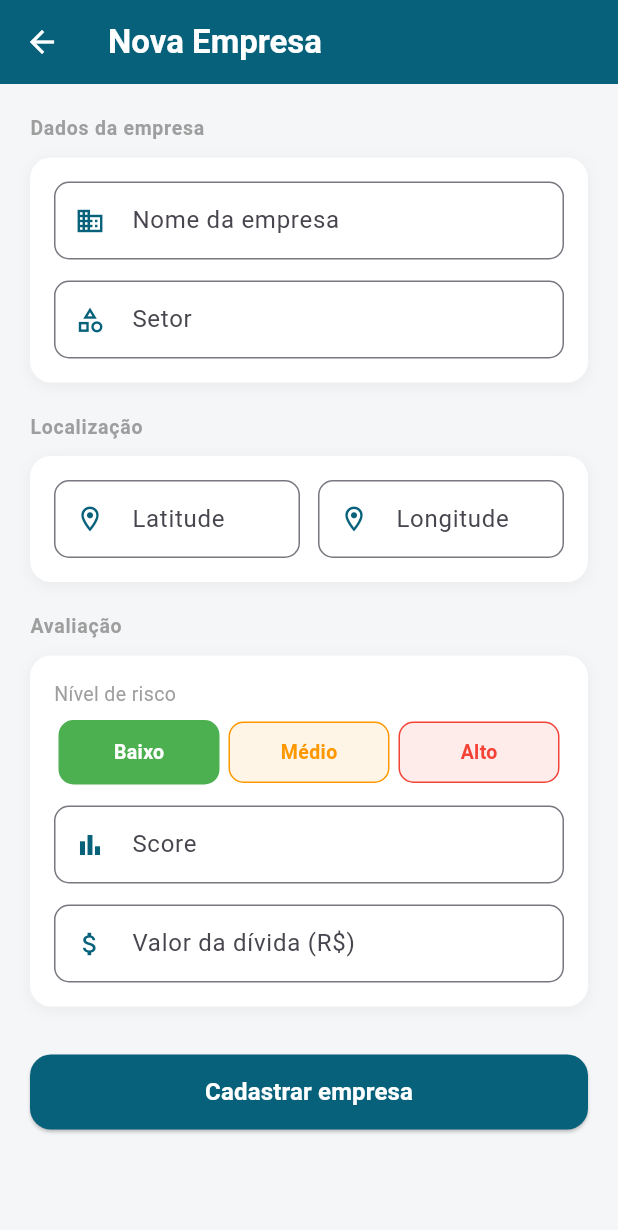
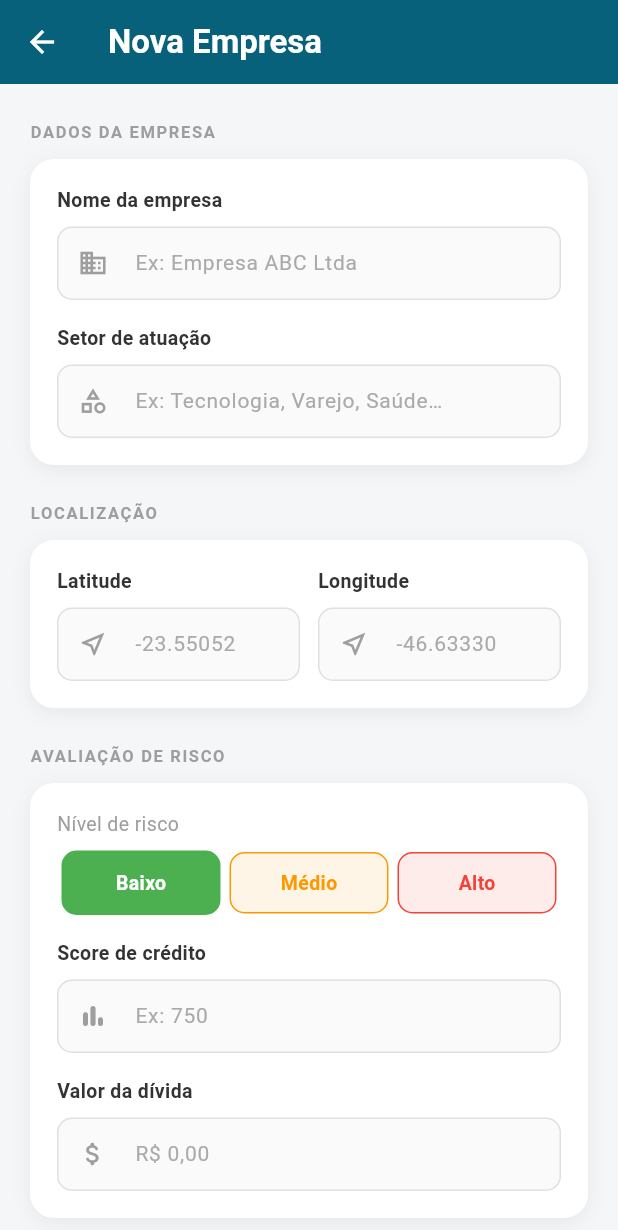
Before and after one commit to Kaio-Goes/dividaAqui, a Flutter app: the AddCompanyPage screen opened directly, on a phone screen of 412 x 824 dp. Shown: the top 1230 px of the screen. Run offline on Flutter 3.47's test engine with Material 3 defaults, Android fonts, the phone set to English and light mode, and no system bars; our stand-ins replace cloud_firestore, firebase_auth, firebase_core, flutter_dotenv, geolocator, google_maps_flutter and 1 more; accounts and stored records are empty; generated files the repository leaves out were written again.

Commit message:
Feature mask em money

```diff
--- a/lib/pages/admin/add_company_page.dart
+++ b/lib/pages/admin/add_company_page.dart
@@ -37,7 +37,8 @@ class _AddCompanyPageState extends State<AddCompanyPage> {
     _latCtrl = TextEditingController(text: c?.lat.toString() ?? '');
     _lngCtrl = TextEditingController(text: c?.lng.toString() ?? '');
     _scoreCtrl = TextEditingController(text: c?.score.toString() ?? '');
-    _debtCtrl = TextEditingController(text: c?.debtValue.toString() ?? '');
+    _debtCtrl = TextEditingController(
+        text: c != null ? _formatCurrencyValue(c.debtValue) : '');
     _riskLevel = c?.riskLevel ?? 1;
   }
 
@@ -59,7 +60,12 @@ class _AddCompanyPageState extends State<AddCompanyPage> {
       final lat = double.parse(_latCtrl.text.replaceAll(',', '.'));
       final lng = double.parse(_lngCtrl.text.replaceAll(',', '.'));
       final score = double.parse(_scoreCtrl.text.replaceAll(',', '.'));
-      final debt = double.parse(_debtCtrl.text.replaceAll(',', '.'));
+      final debt = double.parse(
+        _debtCtrl.text
+            .replaceAll('R\$ ', '')
+            .replaceAll('.', '')
+            .replaceAll(',', '.'),
+      );
 
       if (_isEditing) {
         await _service.updateCompany(
@@ -118,45 +124,76 @@ class _AddCompanyPageState extends State<AddCompanyPage> {
       body: Form(
         key: _formKey,
         child: ListView(
-          padding: const EdgeInsets.all(20),
+          padding: const EdgeInsets.fromLTRB(20, 24, 20, 40),
           children: [
-            _buildSection('Dados da empresa', [
+            // ── Dados da empresa ───────────────────────────────────────────
+            _sectionLabel('Dados da empresa'),
+            const SizedBox(height: 10),
+            _buildCard([
               _buildField(
                 controller: _nameCtrl,
                 label: 'Nome da empresa',
-                icon: Icons.business,
-                validator: (v) =>
-                    (v == null || v.trim().isEmpty) ? 'Informe o nome' : null,
+                hint: 'Ex: Empresa ABC Ltda',
+                icon: Icons.business_outlined,
+                autovalidate: true,
+                validator: (v) {
+                  if (v == null || v.trim().isEmpty) {
+                    return 'Informe o nome da empresa';
+                  }
+                  if (v.trim().length < 2) {
+                    return 'Nome muito curto (mín. 2 caracteres)';
+                  }
+                  return null;
+                },
               ),
-              const SizedBox(height: 14),
+              const SizedBox(height: 16),
               _buildField(
                 controller: _sectorCtrl,
-                label: 'Setor',
+                label: 'Setor de atuação',
+                hint: 'Ex: Tecnologia, Varejo, Saúde…',
                 icon: Icons.category_outlined,
-                validator: (v) =>
-                    (v == null || v.trim().isEmpty) ? 'Informe o setor' : null,
+                autovalidate: true,
+                validator: (v) {
+                  if (v == null || v.trim().isEmpty) {
+                    return 'Informe o setor de atuação';
+                  }
+                  if (v.trim().length < 2) {
+                    return 'Setor muito curto (mín. 2 caracteres)';
+                  }
+                  return null;
+                },
               ),
             ]),
-            const SizedBox(height: 20),
-            _buildSection('Localização', [
+
+            const SizedBox(height: 24),
+
+            // ── Localização ────────────────────────────────────────────────
+            _sectionLabel('Localização'),
+            const SizedBox(height: 10),
+            _buildCard([
               Row(
+                crossAxisAlignment: CrossAxisAlignment.start,
                 children: [
                   Expanded(
                     child: _buildField(
                       controller: _latCtrl,
                       label: 'Latitude',
-                      icon: Icons.location_on_outlined,
+                      hint: '-23.55052',
+                      icon: Icons.near_me_outlined,
                       keyboardType: const TextInputType.numberWithOptions(
                           decimal: true, signed: true),
                       inputFormatters: [
                         FilteringTextInputFormatter.allow(
                             RegExp(r'^-?\d*[,.]?\d*')),
                       ],
+                      autovalidate: true,
                       validator: (v) {
-                        if (v == null || v.trim().isEmpty) return 'Obrigatório';
+                        if (v == null || v.trim().isEmpty) {
+                          return 'Obrigatório';
+                        }
                         final d = double.tryParse(v.replaceAll(',', '.'));
-                        if (d == null) return 'Inválido';
-                        if (d < -90 || d > 90) return '-90 a 90';
+                        if (d == null) return 'Valor inválido';
+                        if (d < -90 || d > 90) return 'Entre -90 e 90';
                         return null;
                       },
                     ),
@@ -166,18 +203,22 @@ class _AddCompanyPageState extends State<AddCompanyPage> {
                     child: _buildField(
                       controller: _lngCtrl,
                       label: 'Longitude',
-                      icon: Icons.location_on_outlined,
+                      hint: '-46.63330',
+                      icon: Icons.near_me_outlined,
                       keyboardType: const TextInputType.numberWithOptions(
                           decimal: true, signed: true),
                       inputFormatters: [
                         FilteringTextInputFormatter.allow(
                             RegExp(r'^-?\d*[,.]?\d*')),
                       ],
+                      autovalidate: true,
                       validator: (v) {
-                        if (v == null || v.trim().isEmpty) return 'Obrigatório';
+                        if (v == null || v.trim().isEmpty) {
+                          return 'Obrigatório';
+                        }
                         final d = double.tryParse(v.replaceAll(',', '.'));
-                        if (d == null) return 'Inválido';
-                        if (d < -180 || d > 180) return '-180 a 180';
+                        if (d == null) return 'Valor inválido';
+                        if (d < -180 || d > 180) return 'Entre -180 e 180';
                         return null;
                       },
                     ),
@@ -185,58 +226,66 @@ class _AddCompanyPageState extends State<AddCompanyPage> {
                 ],
               ),
             ]),
-            const SizedBox(height: 20),
-            _buildSection('Avaliação', [
+
+            const SizedBox(height: 24),
+
+            // ── Avaliação ──────────────────────────────────────────────────
+            _sectionLabel('Avaliação de risco'),
+            const SizedBox(height: 10),
+            _buildCard([
               _buildRiskSelector(),
-              const SizedBox(height: 14),
+              const SizedBox(height: 16),
               _buildField(
                 controller: _scoreCtrl,
-                label: 'Score',
-                icon: Icons.bar_chart,
-                keyboardType: const TextInputType.numberWithOptions(
-                    decimal: true),
+                label: 'Score de crédito',
+                hint: 'Ex: 750',
+                icon: Icons.bar_chart_rounded,
+                keyboardType:
+                    const TextInputType.numberWithOptions(decimal: true),
                 inputFormatters: [
-                  FilteringTextInputFormatter.allow(
-                      RegExp(r'^\d*[,.]?\d*')),
+                  FilteringTextInputFormatter.allow(RegExp(r'^\d*[,.]?\d*')),
                 ],
+                autovalidate: true,
                 validator: (v) {
-                  if (v == null || v.trim().isEmpty) return 'Informe o score';
-                  if (double.tryParse(v.replaceAll(',', '.')) == null) {
-                    return 'Valor inválido';
+                  if (v == null || v.trim().isEmpty) {
+                    return 'Informe o score';
                   }
+                  final d = double.tryParse(v.replaceAll(',', '.'));
+                  if (d == null) return 'Valor inválido';
+                  if (d < 0) return 'Score não pode ser negativo';
+                  if (d > 1000) return 'Score máximo é 1000';
                   return null;
                 },
               ),
-              const SizedBox(height: 14),
+              const SizedBox(height: 16),
               _buildField(
                 controller: _debtCtrl,
-                label: 'Valor da dívida (R\$)',
-                icon: Icons.attach_money,
-                keyboardType: const TextInputType.numberWithOptions(
-                    decimal: true),
-                inputFormatters: [
-                  FilteringTextInputFormatter.allow(
-                      RegExp(r'^\d*[,.]?\d*')),
-                ],
+                label: 'Valor da dívida',
+                hint: 'R\$ 0,00',
+                icon: Icons.attach_money_rounded,
+                keyboardType: TextInputType.number,
+                inputFormatters: [_CurrencyInputFormatter()],
+                autovalidate: true,
                 validator: (v) {
-                  if (v == null || v.trim().isEmpty) {
+                  if (v == null || v.trim().isEmpty || v == 'R\$ 0,00') {
                     return 'Informe o valor da dívida';
-                  }
-                  if (double.tryParse(v.replaceAll(',', '.')) == null) {
-                    return 'Valor inválido';
                   }
                   return null;
                 },
               ),
             ]),
+
             const SizedBox(height: 32),
+
             SizedBox(
-              height: 50,
+              height: 52,
               child: ElevatedButton(
                 onPressed: _saving ? null : _save,
                 style: ElevatedButton.styleFrom(
                   backgroundColor: appPrimary,
                   foregroundColor: Colors.white,
+                  elevation: 2,
+                  shadowColor: appPrimary.withValues(alpha: 0.4),
                   shape: RoundedRectangleBorder(
                       borderRadius: BorderRadius.circular(14)),
                 ),
@@ -260,29 +309,31 @@ class _AddCompanyPageState extends State<AddCompanyPage> {
     );
   }
 
-  Widget _buildSection(String title, List<Widget> children) {
-    return Column(
-      crossAxisAlignment: CrossAxisAlignment.start,
-      children: [
-        Text(
-          title,
+  // ── Helpers de layout ──────────────────────────────────────────────────────
+
+  Widget _sectionLabel(String text) {
+    return Text(
+      text.toUpperCase(),
       style: const TextStyle(
-              fontSize: 13,
-              fontWeight: FontWeight.w600,
+        fontSize: 11,
+        fontWeight: FontWeight.w700,
         color: Colors.grey,
-              letterSpacing: 0.5),
+        letterSpacing: 1.1,
       ),
-        const SizedBox(height: 10),
-        Container(
-          padding: const EdgeInsets.all(16),
+    );
+  }
+
+  Widget _buildCard(List<Widget> children) {
+    return Container(
+      padding: const EdgeInsets.all(18),
       decoration: BoxDecoration(
         color: Colors.white,
-            borderRadius: BorderRadius.circular(14),
+        borderRadius: BorderRadius.circular(16),
         boxShadow: [
           BoxShadow(
-                color: Colors.black.withValues(alpha: 0.05),
-                blurRadius: 8,
-                offset: const Offset(0, 2),
+            color: Colors.black.withValues(alpha: 0.06),
+            blurRadius: 10,
+            offset: const Offset(0, 3),
           ),
         ],
       ),
@@ -290,36 +341,75 @@ class _AddCompanyPageState extends State<AddCompanyPage> {
         crossAxisAlignment: CrossAxisAlignment.start,
         children: children,
       ),
-        ),
-      ],
     );
   }
 
   Widget _buildField({
     required TextEditingController controller,
     required String label,
+    required String hint,
     required IconData icon,
+    bool autovalidate = false,
     TextInputType? keyboardType,
     List<TextInputFormatter>? inputFormatters,
     String? Function(String?)? validator,
   }) {
-    return TextFormField(
+    return Column(
+      crossAxisAlignment: CrossAxisAlignment.start,
+      children: [
+        Text(
+          label,
+          style: const TextStyle(
+            fontSize: 13,
+            fontWeight: FontWeight.w600,
+            color: Color(0xFF333333),
+          ),
+        ),
+        const SizedBox(height: 8),
+        TextFormField(
           controller: controller,
           keyboardType: keyboardType,
           inputFormatters: inputFormatters,
           validator: validator,
+          autovalidateMode: autovalidate
+              ? AutovalidateMode.onUserInteraction
+              : AutovalidateMode.disabled,
+          style: const TextStyle(fontSize: 14, color: Color(0xFF222222)),
           decoration: InputDecoration(
-        labelText: label,
-        prefixIcon: Icon(icon, color: appPrimary, size: 20),
-        border: OutlineInputBorder(borderRadius: BorderRadius.circular(10)),
+            hintText: hint,
+            hintStyle:
+                const TextStyle(color: Color(0xFFAAAAAA), fontSize: 14),
+            prefixIcon: Icon(icon, color: Colors.grey, size: 20),
+            contentPadding:
+                const EdgeInsets.symmetric(vertical: 14, horizontal: 16),
+            filled: true,
+            fillColor: const Color(0xFFFAFAFA),
+            enabledBorder: OutlineInputBorder(
+              borderRadius: BorderRadius.circular(10),
+              borderSide: const BorderSide(color: Color(0xFFE0E0E0)),
+            ),
             focusedBorder: OutlineInputBorder(
               borderRadius: BorderRadius.circular(10),
-          borderSide: const BorderSide(color: appPrimary, width: 2),
+              borderSide: const BorderSide(color: appPrimary, width: 1.5),
             ),
-        contentPadding:
-            const EdgeInsets.symmetric(horizontal: 12, vertical: 14),
+            errorBorder: OutlineInputBorder(
+              borderRadius: BorderRadius.circular(10),
+              borderSide: const BorderSide(color: Colors.redAccent),
             ),
+            focusedErrorBorder: OutlineInputBorder(
+              borderRadius: BorderRadius.circular(10),
+              borderSide:
+                  const BorderSide(color: Colors.redAccent, width: 1.5),
+            ),
+          ),
+        ),
+      ],
     );
+  }
+
+  static String _formatCurrencyValue(double value) {
+    final cents = (value * 100).round();
+    return _CurrencyInputFormatter._format(cents);
   }
 
   Widget _buildRiskSelector() {
@@ -376,3 +466,41 @@ class _AddCompanyPageState extends State<AddCompanyPage> {
     );
   }
 }
+
+class _CurrencyInputFormatter extends TextInputFormatter {
+  static String _format(int cents) {
+    if (cents == 0) return 'R\$ 0,00';
+    final centsPart = (cents % 100).toString().padLeft(2, '0');
+    final reais = cents ~/ 100;
+    final reaisStr = _formatThousands(reais);
+    return 'R\$ $reaisStr,$centsPart';
+  }
+
+  static String _formatThousands(int n) {
+    final s = n.toString();
+    final buffer = StringBuffer();
+    for (int i = 0; i < s.length; i++) {
+      if (i > 0 && (s.length - i) % 3 == 0) buffer.write('.');
+      buffer.write(s[i]);
+    }
+    return buffer.toString();
+  }
+
+  @override
+  TextEditingValue formatEditUpdate(
+      TextEditingValue oldValue, TextEditingValue newValue) {
+    final digits = newValue.text.replaceAll(RegExp(r'\D'), '');
+    if (digits.isEmpty) {
+      return newValue.copyWith(
+        text: '',
+        selection: const TextSelection.collapsed(offset: 0),
+      );
+    }
+    final cents = int.tryParse(digits) ?? 0;
+    final formatted = _format(cents);
+    return newValue.copyWith(
+      text: formatted,
+      selection: TextSelection.collapsed(offset: formatted.length),
+    );
+  }
+}
```
Lines whose indentation alone changed are shown as unchanged.
